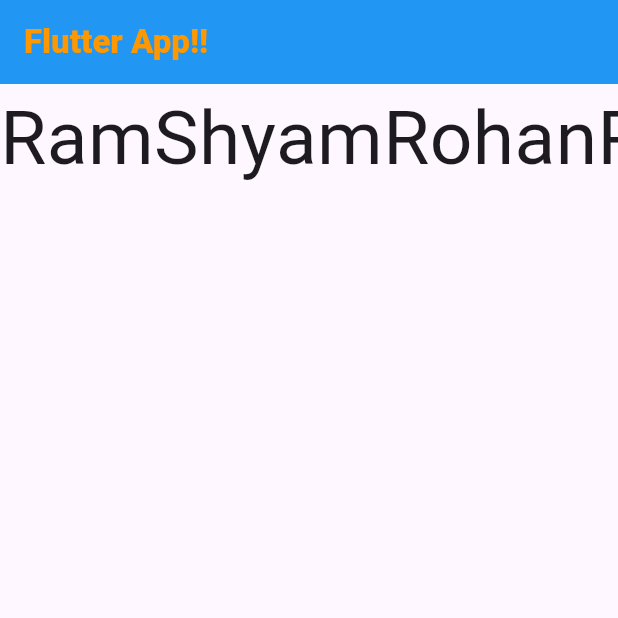
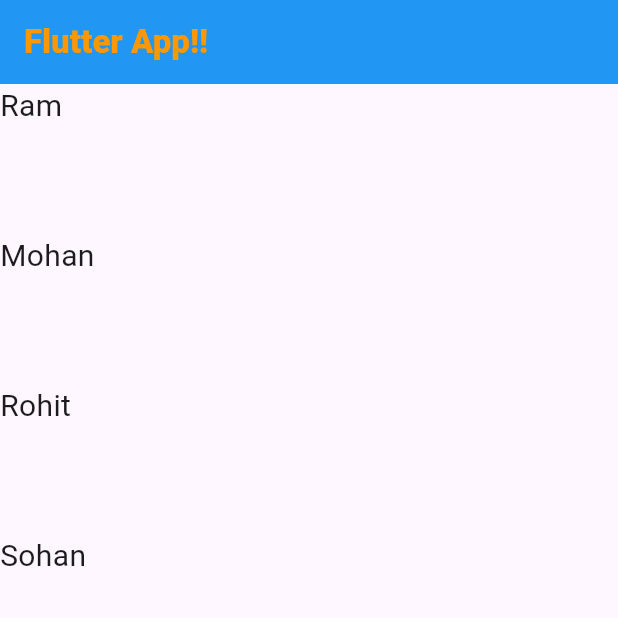
Before and after one commit to IllTushar/flutterComponents, a Flutter app: the screen it shows after launch, on a phone screen of 412 x 824 dp, the top half of it. Run offline on Flutter 3.47's test engine with Material 3 defaults, Android fonts, the phone set to English and light mode, and no system bars.

Commit message:
list_view_builder

```diff
--- a/lib/main.dart
+++ b/lib/main.dart
@@ -10,26 +10,28 @@ void main() {
 class MyApp extends StatelessWidget {
   @override
   Widget build(BuildContext context) {
+    var listView = ['Ram', "Mohan", "Rohit", "Sohan"];
     return SafeArea(
       child: Scaffold(
-
-        appBar: AppBar(
-          title: const Text(
-            "Flutter App!!",
-            style: TextStyle(fontWeight: FontWeight.w800, color: Colors.orange),
+          appBar: AppBar(
+            title: const Text(
+              "Flutter App!!",
+              style:
+                  TextStyle(fontWeight: FontWeight.w800, color: Colors.orange),
+            ),
+            backgroundColor: Colors.blue,
           ),
-          backgroundColor: Colors.blue,
-        ),
-        body: ListView(
-          scrollDirection: Axis.horizontal,
-          children: [
-            Text("Ram",style: TextStyle(fontSize: 50,),),
-            Text("Shyam",style: TextStyle(fontSize: 50),),
-            Text("Rohan",style: TextStyle(fontSize: 50),),
-            Text("Rohit",style: TextStyle(fontSize: 50),),
-          ],
-        ),
-      ),
+          //ListView.builder is used to like recyclerview
+          body: ListView.builder(
+            itemBuilder: (context, index) {
+              return Text(
+                listView[index],
+                style: TextStyle(fontSize: 20),
+              );
+            },
+            itemCount: listView.length,
+            itemExtent: 100,
+          )),
     );
   }
 }
```
